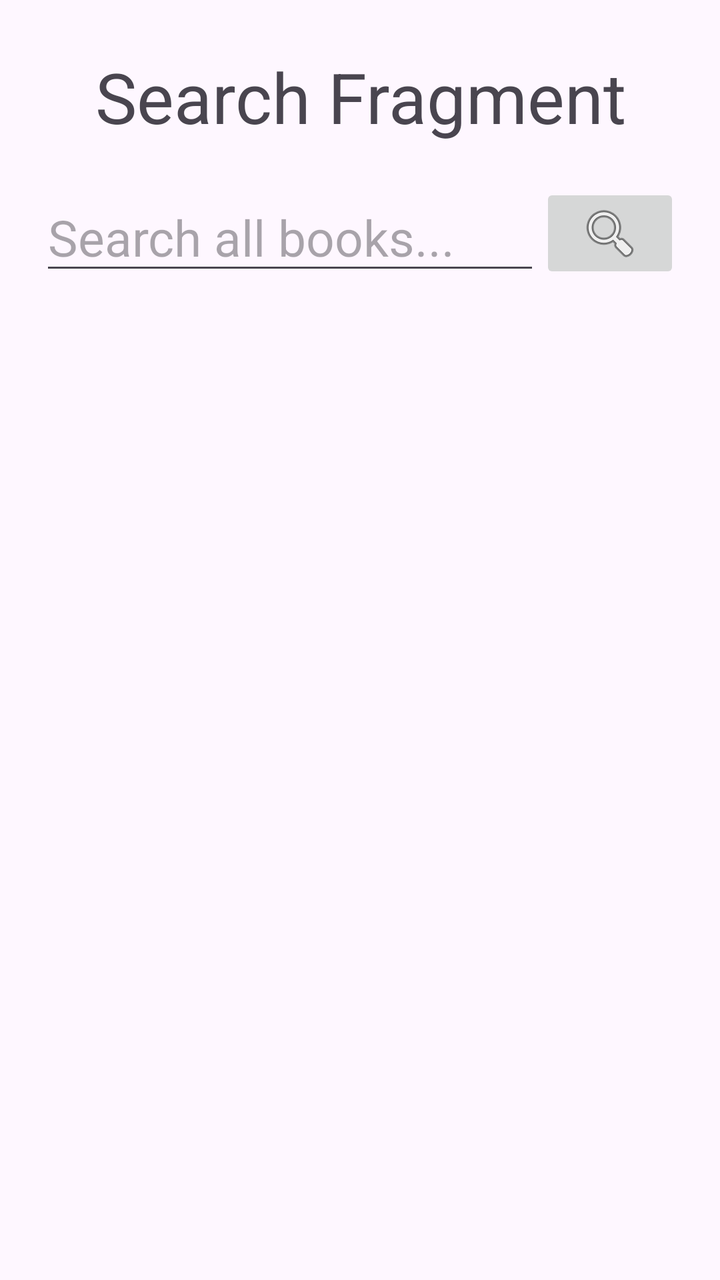
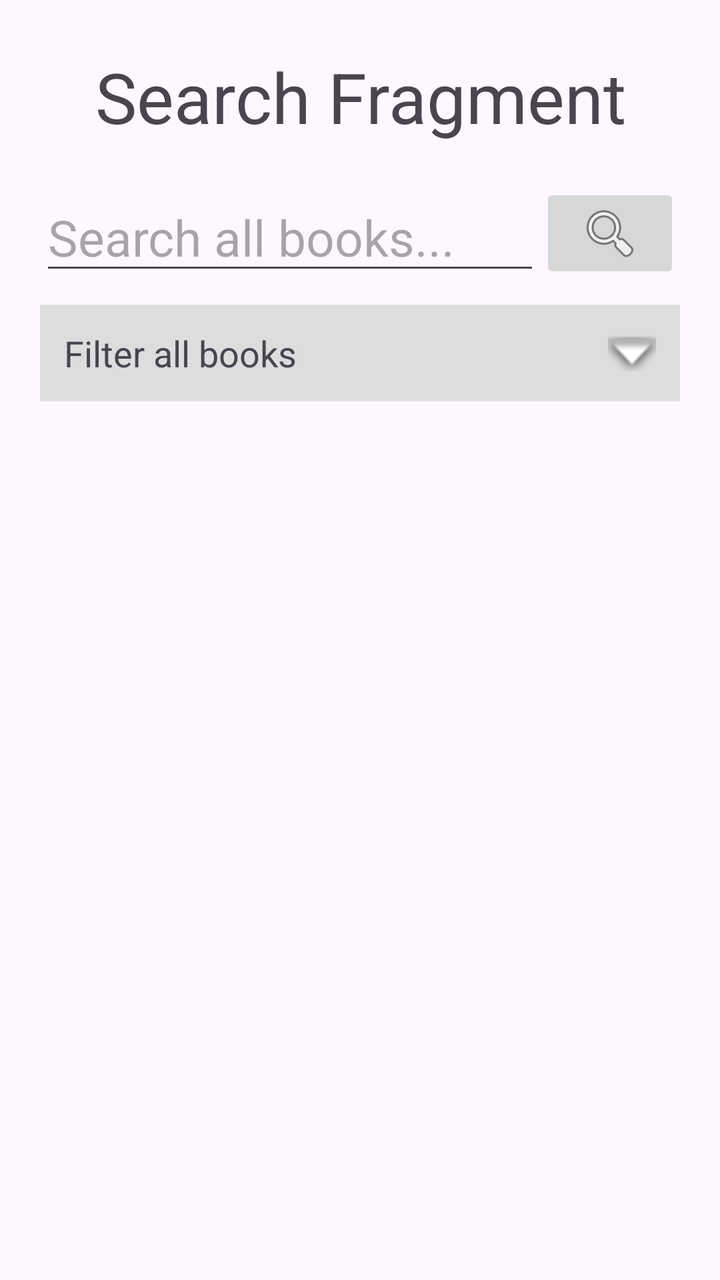

An Android layout rendered at two revisions. The XML below is the earlier revision; the diff shows what the commit changed to produce the second picture.
<!-- AndroidManifest.xml: application theme Theme.LibookApp -->
<!-- res/layout/fragment_search.xml -->
<?xml version="1.0" encoding="utf-8"?>
<LinearLayout xmlns:android="http://schemas.android.com/apk/res/android"
    xmlns:tools="http://schemas.android.com/tools"
    android:layout_width="match_parent"
    android:layout_height="match_parent"
    android:orientation="vertical"
    tools:context=".screens.SearchFragment">

    <TextView
        android:layout_width="match_parent"
        android:layout_height="wrap_content"
        android:text="Search Fragment"
        android:textSize="35dp"
        android:layout_marginTop="25dp"
        android:textAlignment="center"/>

    <LinearLayout
        android:layout_width="match_parent"
        android:layout_height="wrap_content"
        android:orientation="horizontal"
        android:layout_marginHorizontal="20dp"
        android:layout_marginTop="20dp">

        <EditText
            android:id="@+id/eTSearch"
            android:layout_width="0dp"
            android:layout_height="wrap_content"
            android:layout_weight="0.75"
            android:textSize="25sp"
            android:hint="Search all books..."/>

        <ImageButton
            android:id="@+id/btnSearch"
            android:layout_width="70dp"
            android:layout_height="50dp"
            android:src="@android:drawable/ic_menu_search"/>

    </LinearLayout>

    <ListView
        android:id="@+id/lVBooks"
        android:layout_margin="20dp"
        android:layout_width="match_parent"
        android:layout_height="match_parent"/>

</LinearLayout>
<!-- resources referenced by this layout -->
<resources>
  <style name="Theme.LibookApp" parent="Base.Theme.LibookApp" />
  <style name="Base.Theme.LibookApp" parent="Theme.Material3.DayNight.NoActionBar">
          
          
      </style>
</resources>

<!-- the commit's change to res/layout/fragment_search.xml (unified diff, before → after) -->
@@ -14,6 +14,7 @@
         android:layout_marginTop="25dp"
         android:textAlignment="center"/>
 
+    
     <LinearLayout
         android:layout_width="match_parent"
         android:layout_height="wrap_content"
@@ -37,10 +38,259 @@
 
     </LinearLayout>
 
+    
+    <LinearLayout
+        android:id="@+id/layoutFilterHeader"
+        android:layout_width="match_parent"
+        android:layout_height="wrap_content"
+        android:orientation="horizontal"
+        android:padding="12dp"
+        android:layout_marginHorizontal="20dp"
+        android:layout_marginTop="10dp"
+        android:background="#DDDDDD">
+
+        <TextView
+            android:layout_width="0dp"
+            android:layout_height="wrap_content"
+            android:layout_weight="1"
+            android:text="Filter all books"
+            android:textSize="18sp"/>
+
+        <ImageView
+            android:id="@+id/iVArrow"
+            android:layout_width="24dp"
+            android:layout_height="24dp"
+            android:src="@android:drawable/arrow_down_float"/>
+    </LinearLayout>
+
+    <ScrollView
+        android:id="@+id/scrollFilters"
+        android:layout_width="match_parent"
+        android:layout_height="0dp"
+        android:layout_weight="1"
+        android:visibility="gone"
+        android:layout_marginHorizontal="20dp">
+
+        
+        <LinearLayout
+            android:layout_width="match_parent"
+            android:layout_height="wrap_content"
+            android:orientation="vertical"
+            android:padding="16dp"
+            android:layout_marginHorizontal="20dp">
+
+            
+            <EditText
+                android:id="@+id/eTTitle"
+                android:hint="Title"
+                android:layout_width="match_parent"
+                android:layout_height="wrap_content"/>
+
+            
+            <EditText
+                android:id="@+id/eTAuthor"
+                android:hint="Author name"
+                android:layout_width="match_parent"
+                android:layout_height="wrap_content"
+                android:layout_marginTop="8dp"/>
+
+            
+            <LinearLayout
+                android:id="@+id/layoutIncludeSubjects"
+                android:layout_width="match_parent"
+                android:layout_height="wrap_content"
+                android:orientation="vertical">
+
+                <TextView
+                    android:text="Include subjects"
+                    android:layout_width="match_parent"
+                    android:layout_height="wrap_content"
+                    android:layout_marginTop="10dp"/>
+
+                
+                <RadioGroup
+                    android:id="@+id/radioSubjectMode"
+                    android:layout_width="match_parent"
+                    android:layout_height="wrap_content"
+                    android:orientation="horizontal"
+                    android:layout_marginTop="10dp">
+
+                    <RadioButton
+                        android:id="@+id/radioSubjAll"
+                        android:layout_width="0dp"
+                        android:layout_height="wrap_content"
+                        android:layout_weight="1"
+                        android:text="Include all"
+                        android:checked="true"/>
+
+                    <RadioButton
+                        android:id="@+id/radioSubjAny"
+                        android:layout_width="0dp"
+                        android:layout_height="wrap_content"
+                        android:layout_weight="1"
+                        android:text="Include any"/>
+                </RadioGroup>
+
+                
+                <CheckBox
+                    android:id="@+id/cbFantasy"
+                    android:layout_width="match_parent"
+                    android:layout_height="wrap_content"
+                    android:text="Fantasy"
+                    android:tag="fantasy"/>
+
+                <CheckBox
+                    android:id="@+id/cbRomance"
+                    android:layout_width="match_parent"
+                    android:layout_height="wrap_content"
+                    android:text="Romance"
+                    android:tag="romance"/>
+
+                <CheckBox
+                    android:id="@+id/cbScience"
+                    android:layout_width="match_parent"
+                    android:layout_height="wrap_content"
+                    android:text="Science"
+                    android:tag="science"/>
+
+                <CheckBox
+                    android:id="@+id/cbHistory"
+                    android:layout_width="match_parent"
+                    android:layout_height="wrap_content"
+                    android:text="History"
+                    android:tag="history"/>
+
+            </LinearLayout>
+
+
+            
+            <LinearLayout
+                android:id="@+id/layoutExcludeSubjects"
+                android:layout_width="match_parent"
+                android:layout_height="wrap_content"
+                android:orientation="vertical">
+
+                <TextView
+                    android:text="Exclude subjects"
+                    android:layout_width="match_parent"
+                    android:layout_height="wrap_content"
+                    android:layout_marginTop="10dp"/>
+
+                
+                <CheckBox
+                    android:id="@+id/cbExFantasy"
+                    android:layout_width="match_parent"
+                    android:layout_height="wrap_content"
+                    android:text="Fantasy"
+                    android:tag="fantasy"/>
+
+                <CheckBox
+                    android:id="@+id/cbExRomance"
+                    android:layout_width="match_parent"
+                    android:layout_height="wrap_content"
+                    android:text="Romance"
+                    android:tag="romance"/>
+            </LinearLayout>
+
+
+            
+            <LinearLayout
+                android:id="@+id/layoutLanguages"
+                android:layout_width="match_parent"
+                android:layout_height="wrap_content"
+                android:orientation="vertical">
+
+                <TextView
+                    android:layout_width="match_parent"
+                    android:layout_height="wrap_content"
+                    android:text="Languages"
+                    android:layout_marginTop="10dp"/>
+
+                
+                <RadioGroup
+                    android:id="@+id/radioLangMode"
+                    android:layout_width="match_parent"
+                    android:layout_height="wrap_content"
+                    android:orientation="horizontal">
+
+                    <RadioButton
+                        android:id="@+id/radioLangAll"
+                        android:layout_width="0dp"
+                        android:layout_weight="1"
+                        android:layout_height="wrap_content"
+                        android:text="All"
+                        android:checked="true"/>
+
+                    <RadioButton
+                        android:id="@+id/radioLangAny"
+                        android:layout_width="0dp"
+                        android:layout_height="wrap_content"
+                        android:layout_weight="1"
+                        android:text="Any"/>
+                </RadioGroup>
+
+                
+                <CheckBox
+                    android:id="@+id/cbEnglish"
+                    android:layout_width="match_parent"
+                    android:layout_height="wrap_content"
+                    android:text="English"
+                    android:tag="eng"/>
+
+                <CheckBox
+                    android:id="@+id/cbHebrew"
+                    android:layout_width="match_parent"
+                    android:layout_height="wrap_content"
+                    android:text="Hebrew"
+                    android:tag="heb"/>
+            </LinearLayout>
+
+            
+            <Button
+                android:id="@+id/btnAdvancedSearch"
+                android:layout_width="match_parent"
+                android:layout_height="wrap_content"
+                android:text="Search"
+                android:layout_marginTop="12dp"/>
+
+            
+            <View
+                android:layout_width="match_parent"
+                android:layout_height="1dp"
+                android:background="#CCCCCC"
+                android:layout_marginVertical="15dp"/>
+
+            
+            <TextView
+                android:layout_width="match_parent"
+                android:layout_height="wrap_content"
+                android:text="Search by ISBN"
+                android:textStyle="bold"/>
+
+            
+            <EditText
+                android:id="@+id/eTISBN"
+                android:layout_width="match_parent"
+                android:layout_height="wrap_content"
+                android:hint="Enter ISBN"
+                android:layout_marginTop="5dp"/>
+
+            
+            <Button
+                android:id="@+id/btnSearchISBN"
+                android:layout_width="match_parent"
+                android:layout_height="wrap_content"
+                android:text="Search by ISBN"
+                android:layout_marginTop="10dp"/>
+
+        </LinearLayout>
+    </ScrollView>
+
+    
     <ListView
         android:id="@+id/lVBooks"
         android:layout_margin="20dp"
         android:layout_width="match_parent"
-        android:layout_height="match_parent"/>
-
+        android:layout_height="0dp"
+        android:layout_weight="3"/>
 </LinearLayout>
